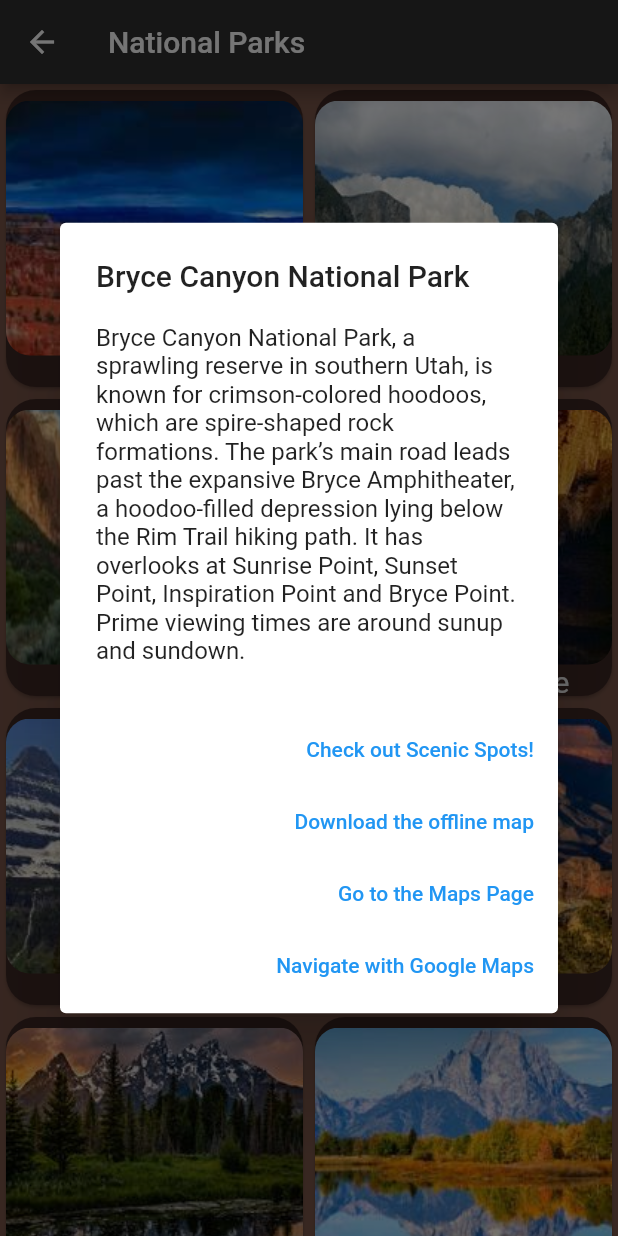
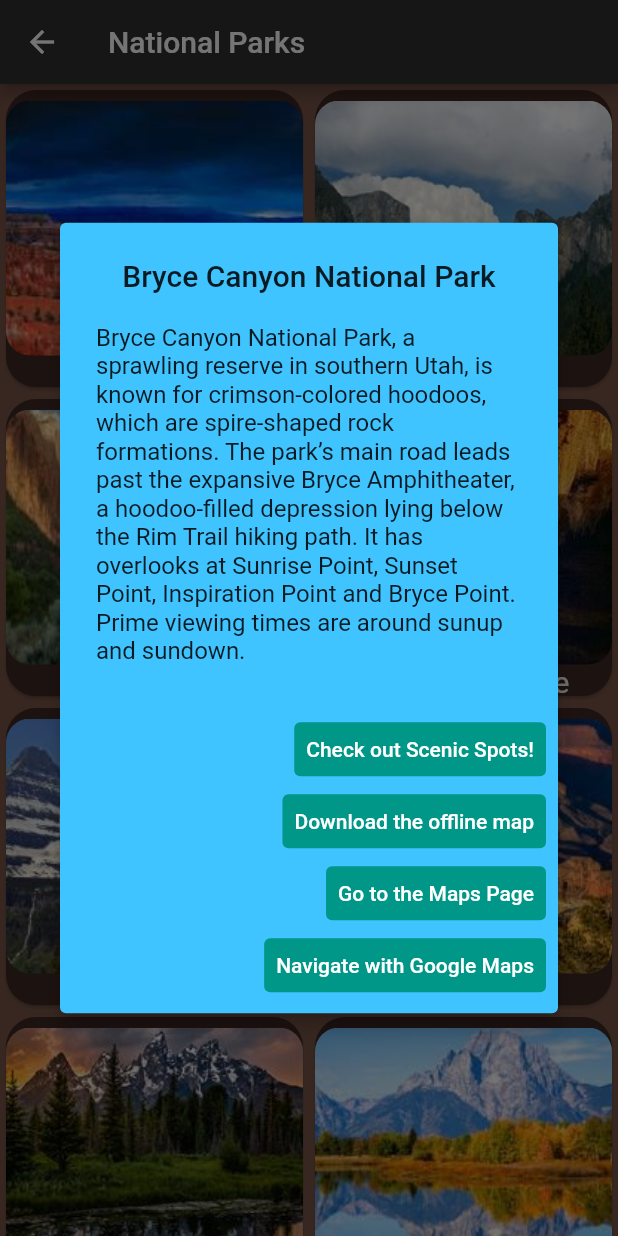
Before and after one commit to meetBOBpatel/TravelAdvisor, a Flutter app: the HomePage screen opened directly, after a tap on "Bryce Canyon", on a phone screen of 412 x 824 dp. Run offline on Flutter 3.47's test engine with Material 2 defaults, Android fonts, the phone set to English and light mode, and no system bars; drawn by our look-alikes of focused_menu; our stand-ins replace auto_size_text, cloud_firestore, firebase_auth, firebase_core, firebase_database, google_maps_flutter and 2 more; missing offline and left inert: maps_launcher; accounts and stored records are empty.

Commit message:
Ali 4/2 commit

```diff
--- a/lib/HomePage.dart
+++ b/lib/HomePage.dart
@@ -9,7 +9,10 @@ import 'package:travel_advisor/MapPage.dart';
 import 'package:travel_advisor/ReadData.dart';
 import 'package:travel_advisor/SavePage.dart';
 import 'package:firebase_database/firebase_database.dart';
+import 'package:travel_advisor/ScenicPages.dart';
 import 'package:travel_advisor/UploadData.dart';
+
+import 'MapPage.dart';
 
 class HomePage extends StatefulWidget {
   HomePage({this.app});
@@ -24,11 +27,12 @@ class _HomePageState extends State<HomePage> {
 
   @override
   Widget build(BuildContext context) {
+    print("Static map variable is " + MapPage.x.toString() + " HomePage()");
     final reference = refDatabase.reference();
 
     void updateScenicSpots(String name) {
       switch (name) {
-        case "Bryce Canyon National Park":
+        case "Yellowstone National Park":
           {
             var name = [];
             name.addAll([
@@ -96,28 +100,53 @@ class _HomePageState extends State<HomePage> {
       }
     }
 
+
+
     showAlertDialog(BuildContext context, String title, String details,
         double L1, double L2) {
       // set up the buttons
       Widget b1 = TextButton(
         child: Text("Check out Scenic Spots!"),
+        style: TextButton.styleFrom(
+            primary: Colors.white,
+            backgroundColor: Colors.teal,
+            onSurface: Colors.grey),
         onPressed: () {
           updateScenicSpots(title);
+          Navigator.push(
+              context, MaterialPageRoute(builder: (context) => ScenicPages()));
         },
       );
       Widget b2 = TextButton(
         child: Text("Download the offline map"),
+        style: TextButton.styleFrom(
+            primary: Colors.white,
+            backgroundColor: Colors.teal,
+            onSurface: Colors.grey),
         onPressed: () {}, // Maybe just push a widget of image on top
       );
       Widget b3 = TextButton(
         child: Text("Go to the Maps Page"),
+        style: TextButton.styleFrom(
+            primary: Colors.white,
+            backgroundColor: Colors.teal,
+            onSurface: Colors.grey),
         onPressed: () {
+          MapPage.x = title;
+          print("Title is $title");
+
+          print("Static map variable is " + MapPage.x.toString() + " HomePage()");
+          //Navigator.pop(context, false);
           Navigator.push(
               context, MaterialPageRoute(builder: (context) => MapPage()));
         },
       );
       Widget b4 = TextButton(
         child: Text("Navigate with Google Maps"),
+        style: TextButton.styleFrom(
+          primary: Colors.white,
+          backgroundColor: Colors.teal,
+          onSurface: Colors.grey),
         onPressed: () {
           MapsLauncher.launchQuery(title);
         },
@@ -125,7 +154,7 @@ class _HomePageState extends State<HomePage> {
 
       // set up the AlertDialog
       AlertDialog alert = AlertDialog(
-        title: Text(title),
+        title: Text(title,textAlign: TextAlign.center),
         content: Text(details),
         actions: [
           b1,
@@ -133,6 +162,8 @@ class _HomePageState extends State<HomePage> {
           b3,
           b4,
         ],
+        elevation: 5,
+        backgroundColor: Colors.lightBlueAccent,
       );
 
       showDialog(
@@ -141,6 +172,7 @@ class _HomePageState extends State<HomePage> {
           return alert;
         },
       );
+
     }
 
     return new Scaffold(
```
Also changed, not shown: lib/MapPage.dart (+33 -109 lines), pubspec.lock.
